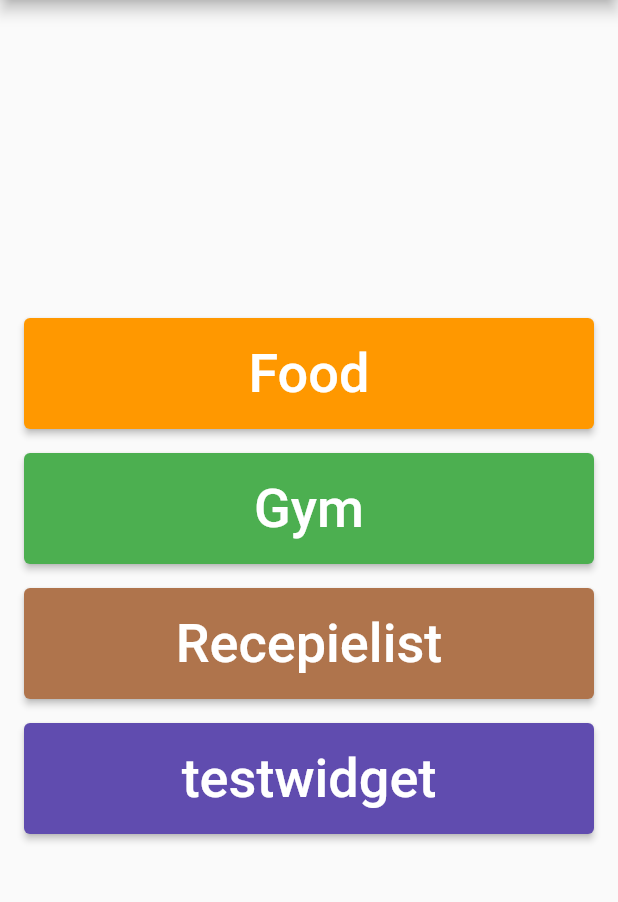
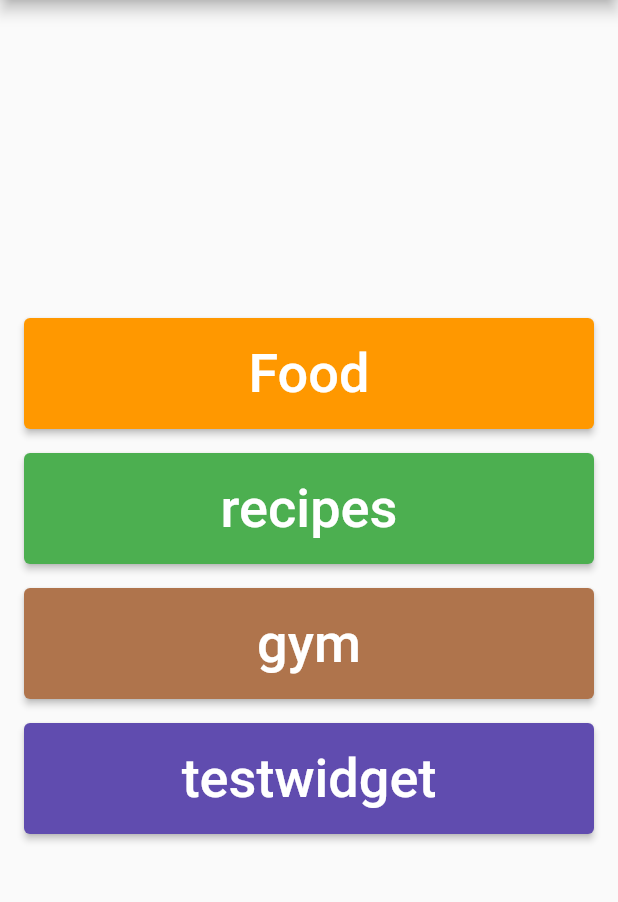
Before and after one commit to Bronziel/gym_and_food_app, a Flutter app: the screen it shows after launch, on a phone screen of 412 x 824 dp, the part 84-986 px from its top. Run offline on Flutter 3.47's test engine with Material 2 defaults, Android fonts, the phone set to English and light mode, and no system bars; our stand-ins replace carousel_slider, flutter_svg.

Commit message:
improved organistaiton of files

```diff
--- a/lib/pages/RecipeDetailsPage.dart
+++ b/lib/pages/recipes/RecipeDetailsPage.dart
@@ -1,4 +1,3 @@
-
 import 'package:flutter/material.dart';
 import 'recipe.dart';
 import 'dart:io';
--- a/lib/pages/recipe_data.dart
+++ b/lib/pages/recipes/recipe_data.dart
@@ -1,3 +1,4 @@
+
 import 'dart:convert';
 import 'package:http/http.dart' as http;
 import 'recipe.dart';
--- a/lib/pages/foodpage.dart
+++ b/lib/pages/screens/foodpage.dart
@@ -1,6 +1,6 @@
 import 'package:flutter/material.dart';
 import 'package:carousel_slider/carousel_slider.dart';
-import 'image_page.dart';
+import '../image_page.dart';
 import 'dart:io';
 
 class FoodPage extends StatefulWidget {
--- a/lib/pages/foodrecpie.dart
+++ b/lib/pages/screens/gym.dart
@@ -1,3 +1,5 @@
+
+
 import 'package:flutter/material.dart';
 import 'dart:io';
 
--- a/lib/pages/main.dart
+++ b/lib/pages/screens/main.dart
@@ -1,12 +1,12 @@
 import 'package:flutter/material.dart';
 import 'package:carousel_slider/carousel_slider.dart';
 import 'dart:io';
-import 'image_page.dart';
-import 'gym_page.dart';
-import 'recipe.dart';
+import '../image_page.dart';
+import 'recipelistpage.dart';
+import '../recipes/recipe.dart';
 import 'foodpage.dart';
-import 'foodrecpie.dart';
-import 'mytest.dart';
+import 'gym.dart';
+import '../mytest.dart';
 import 'package:flutter_svg/flutter_svg.dart';
 
 void main() {
@@ -72,7 +72,7 @@ class LandingPage extends StatelessWidget {
                 primary: Colors.green,
               ),
               child: const Text(
-                'Gym',
+                'recipes',
                 style: TextStyle(fontSize: 36, color: Colors.white),
               ),
             ),
@@ -93,7 +93,7 @@ class LandingPage extends StatelessWidget {
                 primary: Color.fromARGB(255, 175, 116, 76),
               ),
               child: const Text(
-                'Recepielist',
+                'gym',
                 style: TextStyle(fontSize: 36, color: Colors.white),
               ),
             ),
```
Also changed, not shown: lib/pages/screens/recipelistpage.dart (renamed from lib/pages/gym_page.dart, +4 -3 lines), lib/pages/recipes/recipe.dart (renamed from lib/pages/recipe.dart), 1 other file.
